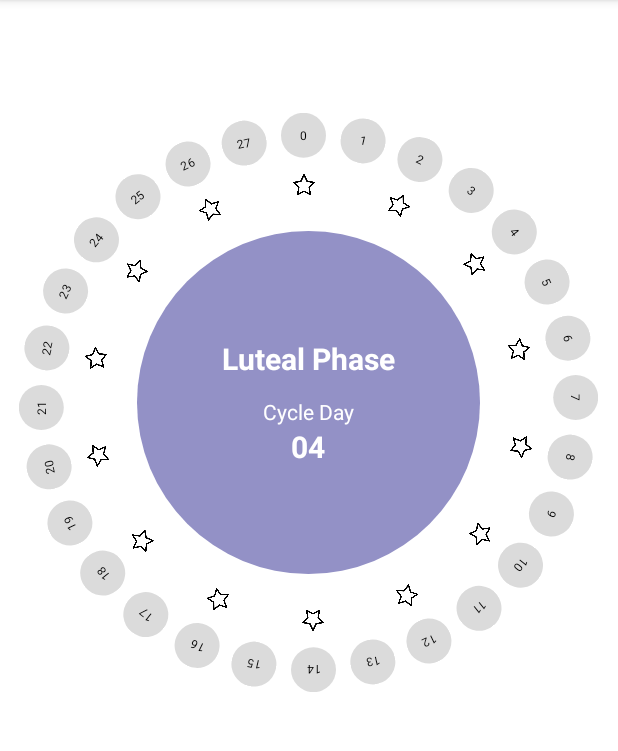
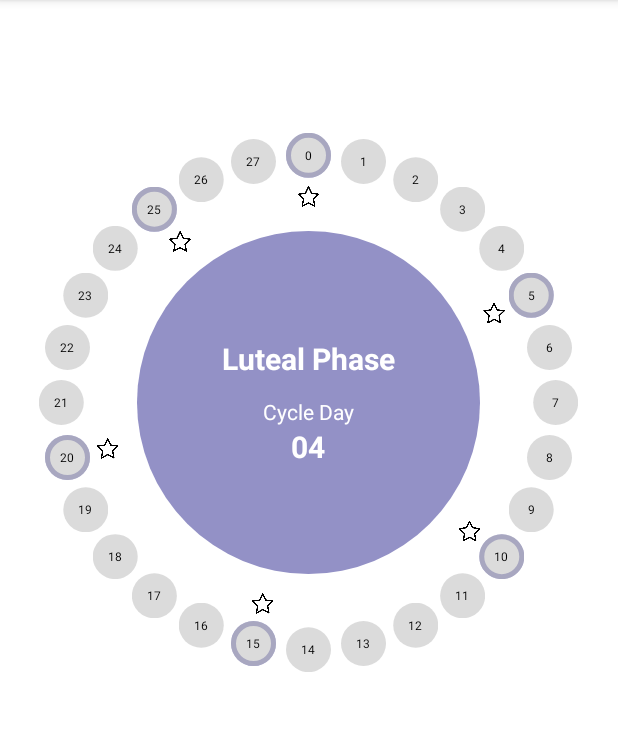
Before and after one commit to Saket7042/MoonChildMandala, an Android app: the screen it shows after launch (MainActivity), on a phone screen of 412 x 824 dp, the part 84-835 px from its top. Run offline under Robolectric (Android 15) with nearby library versions, the phone set to English and light mode, and no system bars.

```diff
--- a/app/src/main/java/com/example/moonchildmandala/ExtraView.kt
+++ b/app/src/main/java/com/example/moonchildmandala/ExtraView.kt
@@ -5,7 +5,7 @@ import android.util.AttributeSet
 import android.util.Log
 import androidx.constraintlayout.widget.ConstraintLayout
 import android.view.LayoutInflater
-import kotlinx.android.synthetic.main.single_item_layout.view.*
+import kotlinx.android.synthetic.main.moon_sign_layout.view.*
 
 class ExtraView : ConstraintLayout {
     private var dayViewModel: DayViewModel? = null
@@ -26,7 +26,7 @@ class ExtraView : ConstraintLayout {
     }
 
     fun init(context: Context) {
-        LayoutInflater.from(context).inflate(R.layout.single_item_layout, this, true)
+        LayoutInflater.from(context).inflate(R.layout.moon_sign_layout, this, true)
 
     }
 
--- a/app/src/main/java/com/example/moonchildmandala/MainActivity.kt
+++ b/app/src/main/java/com/example/moonchildmandala/MainActivity.kt
@@ -17,17 +17,27 @@ import kotlin.math.sin
 
 class MainActivity : AppCompatActivity() {
     private val dayModels: ArrayList<DayViewModel> = ArrayList()
-    private val circleViews: ArrayList<View> = ArrayList()
-    private var lastSelectedPos: Int = -1
+    private var screenWidth: Int = 0
+    private val numViews = 28
     override fun onCreate(savedInstanceState: Bundle?) {
         super.onCreate(savedInstanceState)
         setContentView(R.layout.activity_main)
         val display = this.resources.displayMetrics
-        val width = display.widthPixels
-        val height = display.heightPixels
+        screenWidth = display.widthPixels
 
-        val numViews = 28
         populateData(numViews)
+        renderMoonSigns(true)
+        renderMoonSigns(false)
+        val params: FrameLayout.LayoutParams =
+            ll_top_section.layoutParams as FrameLayout.LayoutParams
+        // Changes the height and width to the specified *pixels*
+        // Changes the height and width to the specified *pixels*
+        params.height = (screenWidth / 1.8).toInt()
+        params.width = (screenWidth / 1.8).toInt()
+        ll_top_section.layoutParams = params
+    }
+
+    private fun renderMoonSigns(renderMoonSigns: Boolean){
         for (i in dayModels.indices) {
             // Create some quick TextViews that can be placed.
             val v = ExtraView(this)
@@ -38,7 +48,7 @@ class MainActivity : AppCompatActivity() {
 //            v.setBackgroundColor(-0x10000)
             // Force the views to a nice size (150x100 px) that fits my display.
             // This should of course be done in a display size independent way.
-            val lp = FrameLayout.LayoutParams(convertDipToPixels(60f), convertDipToPixels(80f))
+            val lp = FrameLayout.LayoutParams(convertDipToPixels(54f), convertDipToPixels(54f))
             // Place all views in the center of the layout. We'll transform them
             // away from there in the code below.
             lp.gravity = Gravity.CENTER
@@ -51,45 +61,46 @@ class MainActivity : AppCompatActivity() {
             val angleRad = (angleDeg * Math.PI / 180.0f).toFloat()
             // Calculate the position of the view, offset from center (300 px from
             // center). Again, this should be done in a display size independent way.
-            v.translationX = ((width / 2.5) * cos(angleRad.toDouble()).toFloat()).toFloat()
-            v.translationY = ((width / 2.5) * sin(angleRad.toDouble()).toFloat()).toFloat()
-            // Set the rotation of the view.
-            v.rotation = angleDeg + 90.0f
-            v.setOnClickListener {
-                val currentLayout = circleViews[i].findViewById<LinearLayout>(R.id.llMoon)
-                if (lastSelectedPos != -1) {
-                    val lastLayout = circleViews[lastSelectedPos].findViewById<LinearLayout>(R.id.llMoon)
-                    dayModels[lastSelectedPos].isSelected = false
-                    lastLayout.background = null
+            if (renderMoonSigns){
+                v.translationX = ((screenWidth / 2.5) * cos(angleRad.toDouble()).toFloat()).toFloat()
+                v.translationY = ((screenWidth / 2.5) * sin(angleRad.toDouble()).toFloat()).toFloat()
+                // Set the rotation of the view.
+//            v.rotation = angleDeg + 90.0f
 
+                v.findViewById<LinearLayout>(R.id.llMoon).visibility = View.VISIBLE
+                v.findViewById<ImageView>(R.id.ivStar).visibility = View.GONE
+                if (dayModels[i].isSelected){
+                    v.findViewById<LinearLayout>(R.id.llMoon).background =
+                        getDrawable(R.drawable.bg_item_selected)
+                }else{
+                    v.findViewById<LinearLayout>(R.id.llMoon).background = null
                 }
-                dayModels[i].isSelected = true
-                currentLayout.background =
-                    getDrawable(R.drawable.bg_item_selected)
+            }else{
+                v.translationX = ((screenWidth / 3) * cos(angleRad.toDouble()).toFloat()).toFloat()
+                v.translationY = ((screenWidth / 3) * sin(angleRad.toDouble()).toFloat()).toFloat()
+                // Set the rotation of the view.
+//            v.rotation = angleDeg + 90.0f
 
-                tvClickedText.text = "Selected moon phase: ${dayModels[i].text}"
-                lastSelectedPos = i
+                v.findViewById<LinearLayout>(R.id.llMoon).visibility = View.GONE
+                if (dayModels[i].isSelected){
+                    v.findViewById<ImageView>(R.id.ivStar).visibility = View.VISIBLE
+                }else{
+                    v.findViewById<ImageView>(R.id.ivStar).visibility = View.GONE
+                }
             }
+
             main.addView(v)
-            circleViews.add(v)
         }
-        val params: FrameLayout.LayoutParams =
-            ll_top_section.layoutParams as FrameLayout.LayoutParams
-        // Changes the height and width to the specified *pixels*
-        // Changes the height and width to the specified *pixels*
-        params.height = (width / 1.8).toInt()
-        params.width = (width / 1.8).toInt()
-        ll_top_section.layoutParams = params
     }
 
     private fun populateData(itemCount: Int) {
         for (i in 0 until itemCount) {
-            if (i % 2 == 0) {
+            if (i % 5 == 0) {
                 dayModels.add(
                     DayViewModel(
                         i.toString(),
                         showImage = true,
-                        isSelected = false,
+                        isSelected = true,
                         icon = getDrawable(R.drawable.star)
                     )
                 )
--- a/app/src/main/res/layout/single_item_layout.xml
+++ b/app/src/main/res/layout/moon_sign_layout.xml
@@ -7,18 +7,18 @@
     <androidx.constraintlayout.widget.ConstraintLayout
         android:layout_width="wrap_content"
         android:layout_height="wrap_content"
-        android:padding="6dp">
+        android:padding="12dp">
 
 
         <LinearLayout
             android:id="@+id/llMoon"
             android:layout_width="wrap_content"
             android:layout_height="wrap_content"
-            android:padding="6dp"
-            app:layout_constraintBottom_toTopOf="@id/ivStar"
+            android:visibility="gone"
             app:layout_constraintEnd_toEndOf="parent"
             app:layout_constraintStart_toStartOf="parent"
-            app:layout_constraintTop_toTopOf="parent">
+            app:layout_constraintTop_toTopOf="parent"
+            app:layout_constraintBottom_toBottomOf="parent">
 
             <TextView
                 android:id="@+id/tvText"
@@ -33,14 +33,15 @@
 
         <androidx.appcompat.widget.AppCompatImageView
             android:id="@+id/ivStar"
-            android:layout_width="20dp"
-            android:layout_height="20dp"
-            android:layout_marginTop="2dp"
+            android:layout_width="30dp"
+            android:layout_height="30dp"
+            android:padding="5dp"
+            android:visibility="gone"
             android:src="@drawable/star"
-            app:layout_constraintBottom_toBottomOf="parent"
             app:layout_constraintEnd_toEndOf="parent"
             app:layout_constraintStart_toStartOf="parent"
-            app:layout_constraintTop_toBottomOf="@id/llMoon" />
+            app:layout_constraintTop_toTopOf="parent"
+            app:layout_constraintBottom_toBottomOf="parent" />
 
     </androidx.constraintlayout.widget.ConstraintLayout>
 
```
